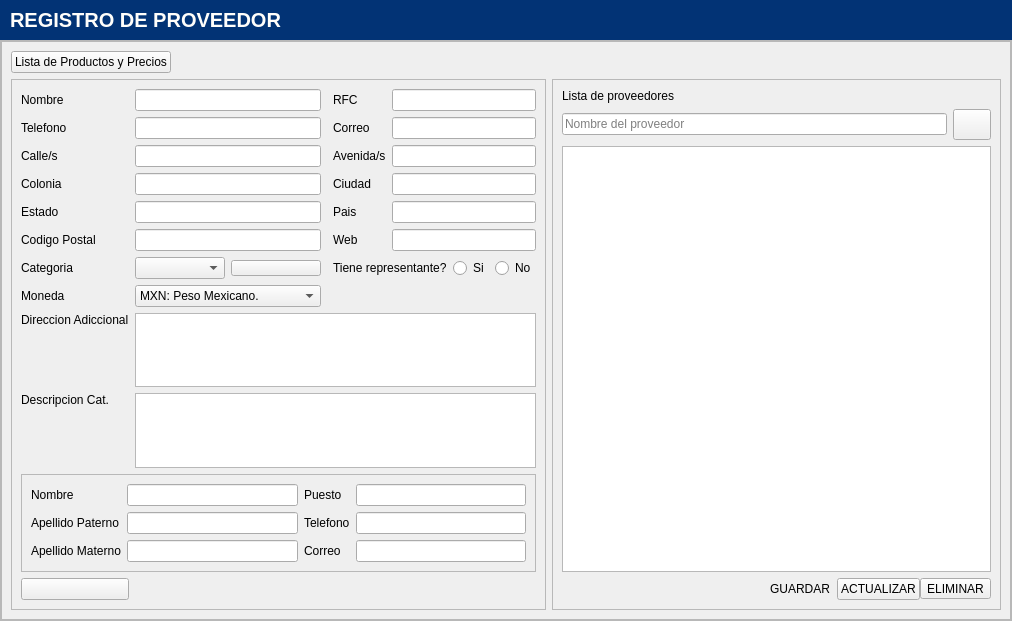
Qt form app/View/UserInterfaceUi/UI_CONTROL_PROVEEDORES.ui (LAngelVp/software-punto-de-venta) before a commit.
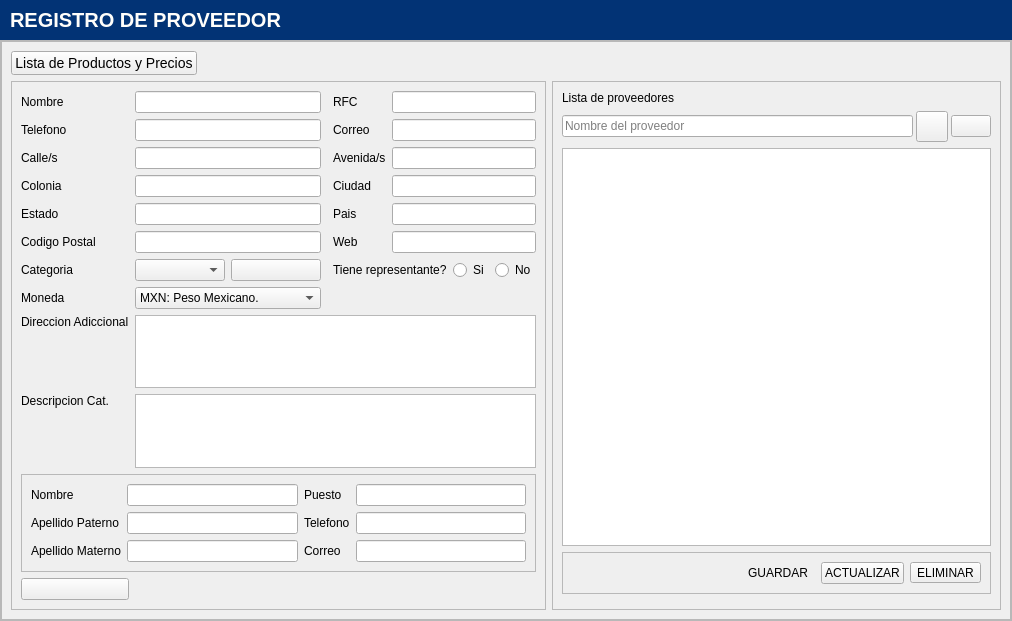
The same form after that commit. Icons and pictures are not drawn.

```diff
--- a/app/View/UserInterfaceUi/UI_CONTROL_PROVEEDORES.ui
+++ b/app/View/UserInterfaceUi/UI_CONTROL_PROVEEDORES.ui
@@ -63,21 +63,14 @@
 font-size: 12px;
 font-family: Arial;
 font-weight: bold;
-min-height: 25px;
 border: none;
 border-radius: 5px;
 color: #fffefb;
-margin-left: 5px;
-margin-right: 5px;
 padding-left:5px;
 padding-right:5px;
 }
-#btn_btn_agregarcategoria{
-padding-left:5px;
-padding-right:5px;
-}
-#btn_btn_buscarproveedor{
-width: 30px;
+#btn_btn_listadeproductoyprecios{
+font-size: 14px;
 }
 [objectName*=&quot;btnradio&quot;]{
 font-size:14px;
@@ -663,6 +656,9 @@
              </item>
              <item row="1" column="0">
               <layout class="QGridLayout" name="gridLayout_5">
+               <property name="horizontalSpacing">
+                <number>3</number>
+               </property>
                <item row="0" column="0">
                 <widget class="QLineEdit" name="txt_buscarproveedor">
                  <property name="placeholderText">
@@ -690,7 +686,30 @@
                  </property>
                 </widget>
                </item>
-               <item row="1" column="0" colspan="2">
+               <item row="0" column="2">
+                <widget class="QPushButton" name="btn_btn_ActualizaTablaProveedores">
+                 <property name="cursor">
+                  <cursorShape>PointingHandCursor</cursorShape>
+                 </property>
+                 <property name="toolTip">
+                  <string>Actualizar Tabla</string>
+                 </property>
+                 <property name="text">
+                  <string/>
+                 </property>
+                 <property name="icon">
+                  <iconset resource="../../Source/iconosSVG.qrc">
+                   <normaloff>:/iconosBlancos/Icons/iconos/Blanco/actualizar_blanco.svg</normaloff>:/iconosBlancos/Icons/iconos/Blanco/actualizar_blanco.svg</iconset>
+                 </property>
+                 <property name="iconSize">
+                  <size>
+                   <width>24</width>
+                   <height>26</height>
+                  </size>
+                 </property>
+                </widget>
+               </item>
+               <item row="1" column="0" colspan="3">
                 <widget class="QTableView" name="tabla_proveedores">
                  <property name="editTriggers">
                   <set>QAbstractItemView::NoEditTriggers</set>
@@ -720,24 +739,28 @@
                </item>
               </layout>
              </item>
-             <item row="2" column="0" alignment="Qt::AlignRight">
-              <widget class="QWidget" name="contenedor_botones_inferior_derecha" native="true">
-               <layout class="QHBoxLayout" name="horizontalLayout">
-                <property name="spacing">
-                 <number>0</number>
-                </property>
-                <property name="leftMargin">
-                 <number>0</number>
-                </property>
-                <property name="topMargin">
-                 <number>0</number>
-                </property>
-                <property name="rightMargin">
-                 <number>0</number>
-                </property>
-                <property name="bottomMargin">
-                 <number>0</number>
-                </property>
+             <item row="2" column="0">
+              <widget class="QFrame" name="frame">
+               <property name="frameShape">
+                <enum>QFrame::StyledPanel</enum>
+               </property>
+               <property name="frameShadow">
+                <enum>QFrame::Raised</enum>
+               </property>
+               <layout class="QHBoxLayout" name="horizontalLayout_2">
+                <item>
+                 <spacer name="horizontalSpacer">
+                  <property name="orientation">
+                   <enum>Qt::Horizontal</enum>
+                  </property>
+                  <property name="sizeHint" stdset="0">
+                   <size>
+                    <width>40</width>
+                    <height>20</height>
+                   </size>
+                  </property>
+                 </spacer>
+                </item>
                 <item>
                  <widget class="QToolButton" name="btn_btn_guardar">
                   <property name="cursor">
@@ -785,7 +808,7 @@
                   <property name="iconSize">
                    <size>
                     <width>24</width>
-                    <height>24</height>
+                    <height>26</height>
                    </size>
                   </property>
                  </widget>
@@ -816,6 +839,27 @@
                </layout>
               </widget>
              </item>
+             <item row="3" column="0">
+              <widget class="QWidget" name="contenedor_botones_inferior_derecha" native="true">
+               <layout class="QHBoxLayout" name="horizontalLayout">
+                <property name="spacing">
+                 <number>0</number>
+                </property>
+                <property name="leftMargin">
+                 <number>0</number>
+                </property>
+                <property name="topMargin">
+                 <number>0</number>
+                </property>
+                <property name="rightMargin">
+                 <number>0</number>
+                </property>
+                <property name="bottomMargin">
+                 <number>0</number>
+                </property>
+               </layout>
+              </widget>
+             </item>
             </layout>
            </widget>
           </item>
```
Left out of the diff: 29 changed lines with no effect on the pictures.
